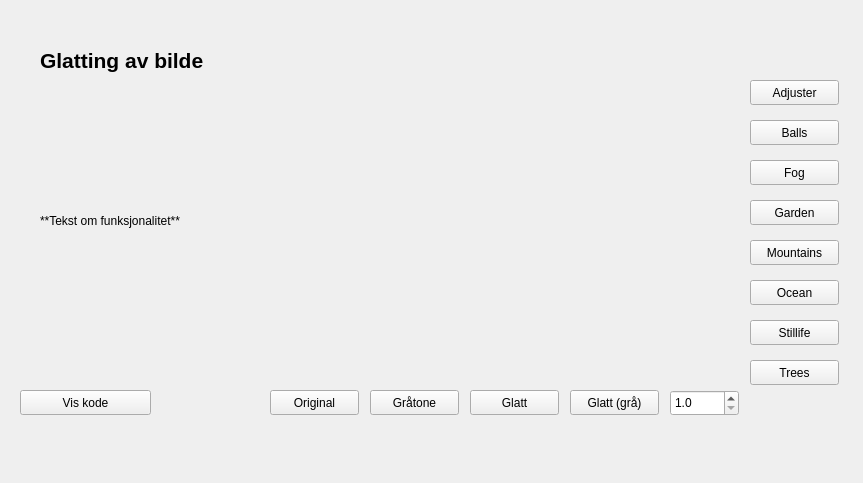
Qt form src/gui/UI/glatting.ui (jegerud/Sciprog2020project) before a commit.
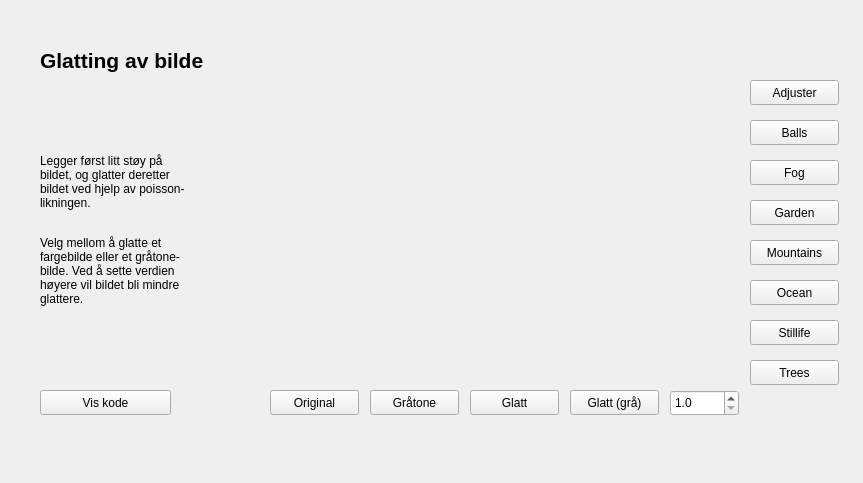
The same form after that commit. Icons and pictures are not drawn.

Commit message: Lagt til infotekst

Diff of the .ui file:
```diff
--- a/src/gui/UI/glatting.ui
+++ b/src/gui/UI/glatting.ui
@@ -154,11 +154,14 @@
      <x>40</x>
      <y>110</y>
      <width>191</width>
-     <height>221</height>
+     <height>241</height>
     </rect>
    </property>
    <property name="text">
-    <string>**Tekst om funksjonalitet**</string>
+    <string>&lt;html&gt;&lt;head/&gt;&lt;body&gt;&lt;p&gt;Legger først litt støy på &lt;br/&gt;bildet, og glatter deretter&lt;br/&gt;bildet ved hjelp av poisson-&lt;br/&gt;likningen.&lt;/p&gt;&lt;p&gt;&lt;br/&gt;Velg mellom å glatte et &lt;br/&gt;fargebilde eller et gråtone-&lt;br/&gt;bilde. Ved å sette verdien&lt;br/&gt;høyere vil bildet bli mindre&lt;br/&gt;glattere.&lt;/p&gt;&lt;/body&gt;&lt;/html&gt;</string>
+   </property>
+   <property name="wordWrap">
+    <bool>false</bool>
    </property>
   </widget>
   <widget class="QPushButton" name="balls">
@@ -190,7 +193,7 @@
   <widget class="QPushButton" name="blurCode">
    <property name="geometry">
     <rect>
-     <x>20</x>
+     <x>40</x>
      <y>390</y>
      <width>131</width>
      <height>25</height>
```
